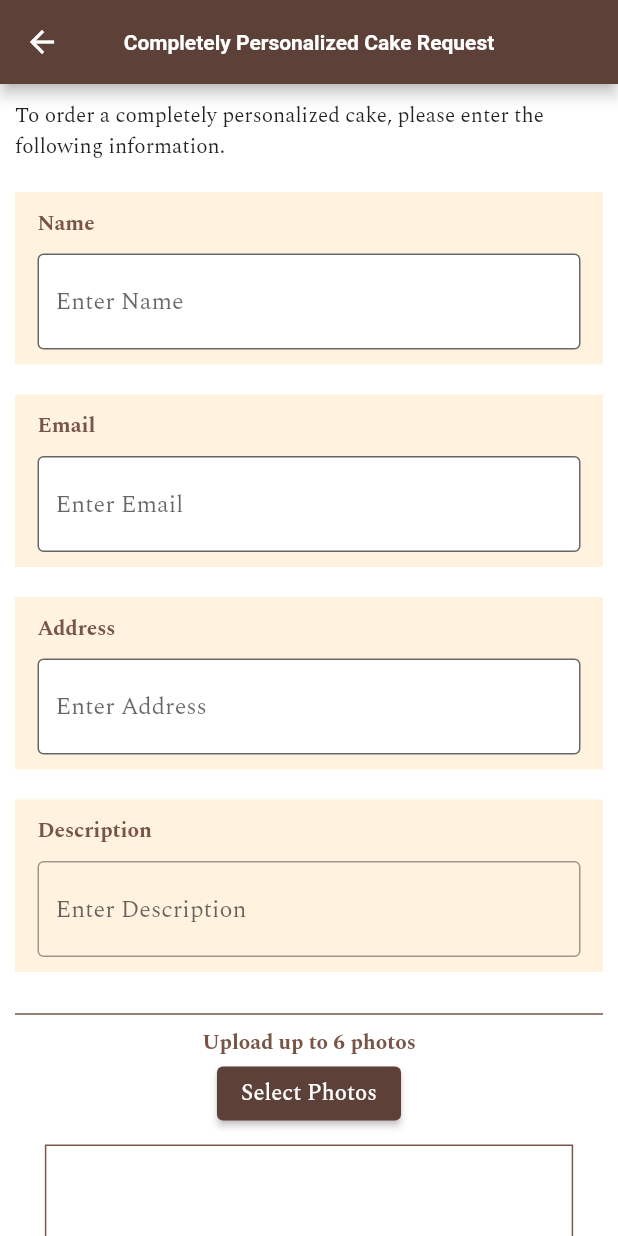
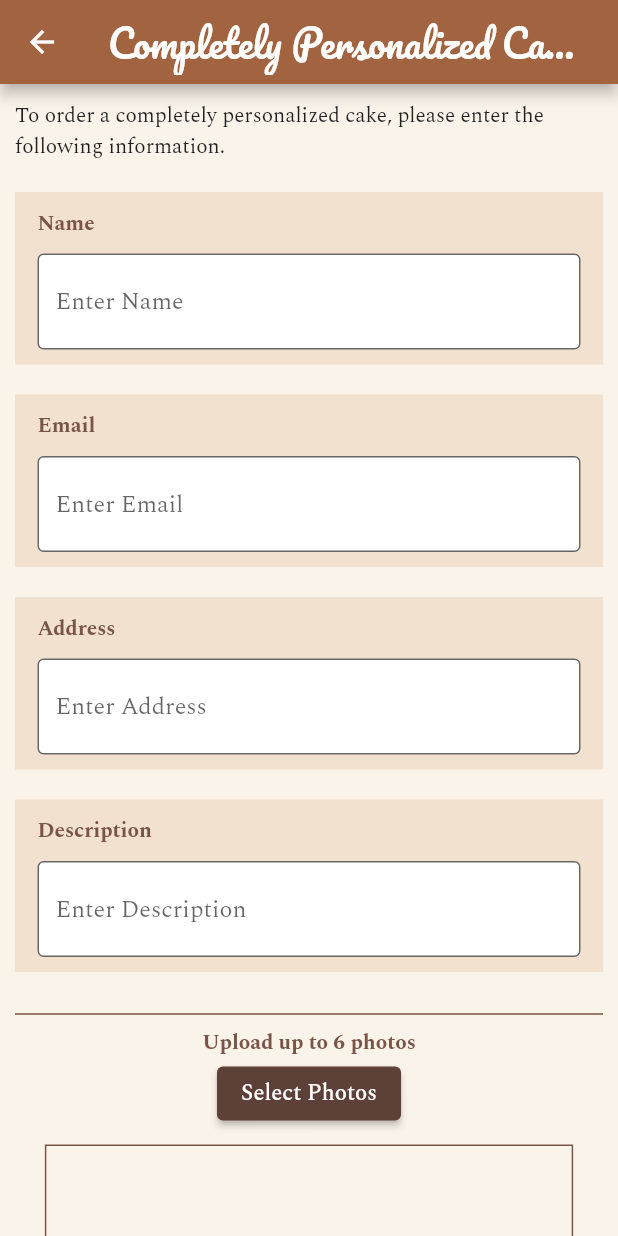
Before and after one commit to fluffysheepcloud/PieceOfCake, a Flutter app: the PurelyCustomizedCake screen opened directly, on a phone screen of 412 x 824 dp. Run offline on Flutter 3.47's test engine with Material 2 defaults, Android fonts, the phone set to English and light mode, and no system bars; our stand-ins replace carousel_slider, cloud_firestore, currency_text_input_formatter, firebase_auth, firebase_core, firebase_messaging and 5 more; missing offline and left inert: cloud_firestore_web, firebase_auth_web, firebase_core_web, firebase_messaging_web, firebase_storage_web, flutter_braintree and 5 more; accounts and stored records are empty; network calls fail; project files that could hold a hidden picture were left out.

Commit message:
removing in line styling

```diff
--- a/front-end/lib/main.dart
+++ b/front-end/lib/main.dart
@@ -60,6 +60,7 @@ class MyApp extends StatelessWidget {
       cursorColor: Colors.brown),
 
         primaryColor: Color(0xFFF2E1CE),
+          secondaryHeaderColor:Color(0xFFf5ece4),
           //colorScheme: ColorScheme.fromSwatch(primarySwatch: Color(0xffe3d2bc)),
         scaffoldBackgroundColor: Color(0xffFAF3EA),
         appBarTheme: AppBarTheme(
--- a/front-end/lib/pages/cake_request_form.dart
+++ b/front-end/lib/pages/cake_request_form.dart
@@ -35,12 +35,10 @@ class _PurelyCustomizedCakeState extends State<PurelyCustomizedCake> {
   @override
   Widget build(BuildContext context) {
     return Scaffold(
-        backgroundColor: Colors.white,
+
         appBar: AppBar(
           title: Text('Completely Personalized Cake Request'),
-          titleTextStyle: TextStyle(
-              color: Colors.white, fontWeight: FontWeight.bold),
-          backgroundColor: Colors.brown[700],
+
         ),
         body: customerRegisterForm(context)
     );
@@ -61,25 +59,25 @@ class _PurelyCustomizedCakeState extends State<PurelyCustomizedCake> {
                   Padding(
                     padding: const EdgeInsets.all(10.0),
                     child: Container(
-                        color: Colors.orange[50],
+                        color: Theme.of(context).primaryColor,
                         child: InputTextBox("Name", "Name", _name)),
                   ),
                   Padding(
                     padding: const EdgeInsets.all(10.0),
                     child: Container(
-                        color: Colors.orange[50],
+                        color: Theme.of(context).primaryColor,
                         child: InputTextBox("Email", "Email", _email,)),
                   ),
                   Padding(
                     padding: const EdgeInsets.all(10.0),
                     child: Container(
-                        color: Colors.orange[50],
+                        color: Theme.of(context).primaryColor,
                         child: InputTextBox("Address", "Address", _address)),
                   ),
                   Padding(
                     padding: const EdgeInsets.all(10.0),
                     child: Container(
-                        color: Colors.orange[50],
+                        color: Theme.of(context).primaryColor,
                         child: Padding(
                           padding: EdgeInsets.symmetric(vertical: 10, horizontal: 15),
                           child: SizedBox(
@@ -99,6 +97,8 @@ class _PurelyCustomizedCakeState extends State<PurelyCustomizedCake> {
                                   maxLines: null,
                                   controller: _description,
                                   decoration: InputDecoration(
+                                    filled: true,
+                                    fillColor: Colors.white,
                                       border: const OutlineInputBorder(
                                         borderSide: BorderSide(
                                           width: 7,
--- a/front-end/lib/pages/index.dart
+++ b/front-end/lib/pages/index.dart
@@ -4,7 +4,7 @@ import 'package:frontend/pages/home.dart';
 import 'package:frontend/pages/profile/merchant/shop_manager/merchant_shop.dart';
 import 'package:frontend/pages/shopping_cart/shopping_cart.dart';
 import 'package:frontend/pages/profile/profile.dart';
-import 'package:frontend/pages/browse.dart';
+import 'package:frontend/pages/search/browse.dart';
 
 
 
--- a/front-end/lib/pages/profile/customer/customer_profile.dart
+++ b/front-end/lib/pages/profile/customer/customer_profile.dart
@@ -61,11 +61,11 @@ class _CustomerProfileState extends State<CustomerProfile> {
 
   _pageBuilder(BuildContext context) {
     return Scaffold(
-      backgroundColor: Colors.amber[100],
+      //backgroundColor: Colors.amber[100],
       appBar: AppBar(
         centerTitle: true,
         title: Text("${customerInfo["nickName"]}'s Profile"),
-        backgroundColor: Colors.red[100],
+        //backgroundColor: Colors.red[100],
         toolbarHeight: 50,
       ),
       body: SingleChildScrollView(
--- a/front-end/lib/pages/profile/customer/review/review_card.dart
+++ b/front-end/lib/pages/profile/customer/review/review_card.dart
@@ -20,7 +20,7 @@ class ReviewCard extends StatelessWidget {
         height: 160.0,
         child: Card(
           elevation: 5,
-          color: Colors.grey[200],
+          color: Theme.of(context).primaryColor,
           shape: RoundedRectangleBorder( borderRadius: BorderRadius.circular(5.0)),
           child: InkWell(
             onTap: () {
--- a/front-end/lib/pages/profile/customer/review/unreviewed_card.dart
+++ b/front-end/lib/pages/profile/customer/review/unreviewed_card.dart
@@ -37,7 +37,7 @@ class _UnreviewedCardState extends State<UnreviewedCard> {
             height: 250.0,
             child: Card(
               elevation: 5,
-              color: Colors.grey[200],
+              color: Theme.of(context).primaryColor,
               shape: RoundedRectangleBorder( borderRadius: BorderRadius.circular(5.0)),
               child: Column(
                 children: [
--- a/front-end/lib/pages/profile/merchant/shop_manager/merchant_shop.dart
+++ b/front-end/lib/pages/profile/merchant/shop_manager/merchant_shop.dart
@@ -199,7 +199,6 @@ class MerchantShop extends StatelessWidget{
                     physics: const NeverScrollableScrollPhysics(),
                 itemCount: prebuildCakes.length,
                 itemBuilder: (context, index){
-                // return InfoCard(_items[index]["shopName"], _items[index]["description"],  _items[index]["id"]);
                 return PrebuiltCard(
                   "assets/images/cake_4.jpg",
                   prebuildCakes["data"][index],
--- a/front-end/lib/pages/shopping_cart/summary/summary_card.dart
+++ b/front-end/lib/pages/shopping_cart/summary/summary_card.dart
@@ -24,7 +24,7 @@ class _SummaryCardState extends State<SummaryCard> {
         height: 240.0,
         child: Card(
           elevation: 5,
-          color: Colors.grey[200],
+          color: Theme.of(context).primaryColor,
           shape: RoundedRectangleBorder(borderRadius: BorderRadius.circular(5.0)),
           child: Column(
             crossAxisAlignment: CrossAxisAlignment.start,
```
Also changed, not shown: front-end/lib/pages/shopping_cart/shopping_cart_card.dart (+5 -4 lines), front-end/lib/pages/search/browse.dart (renamed from front-end/lib/pages/browse.dart).
